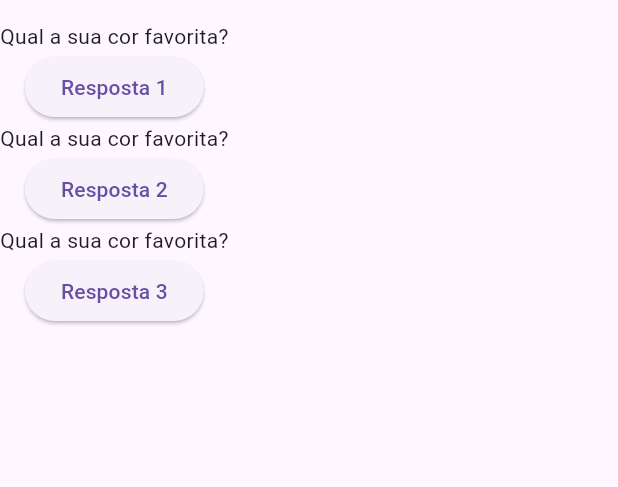
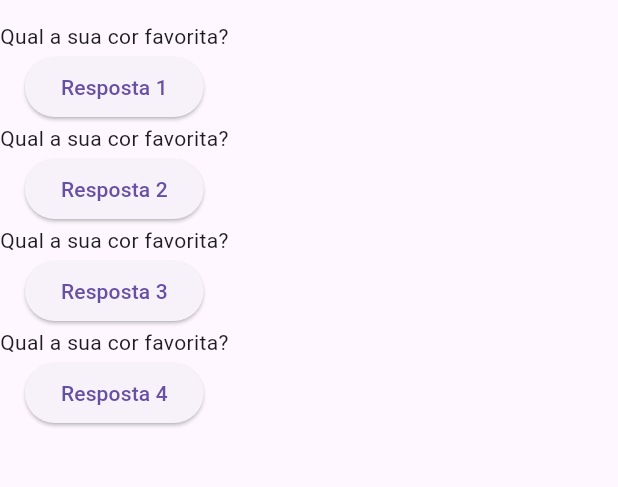
Before and after one commit to matheustakasaki/projeto_perguntas, a Flutter app: the screen it shows after launch, on a phone screen of 412 x 824 dp, the part 63-550 px from its top. Run offline on Flutter 3.47's test engine with Material 3 defaults, Android fonts, the phone set to English and light mode, and no system bars.

Commit message:
adicionando uma pergunta e resposta a amais

```diff
--- a/lib/main.dart
+++ b/lib/main.dart
@@ -35,6 +35,9 @@ class _PerguntasAppState extends State<PerguntaApp> {
             Text(perguntas[_pergutaSelecionada]),
             ElevatedButton(
                 onPressed: _responder, child: const Text("Resposta 3")),
+            Text(perguntas[_pergutaSelecionada]),
+            ElevatedButton(
+                onPressed: _responder, child: const Text("Resposta 4")),
           ],
         ),
       ),
```
